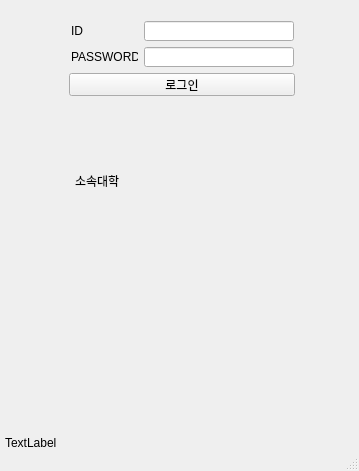
Above: PyQt4/main_window.ui from datalater/hufsgrade before the change. Below: the same form after it.
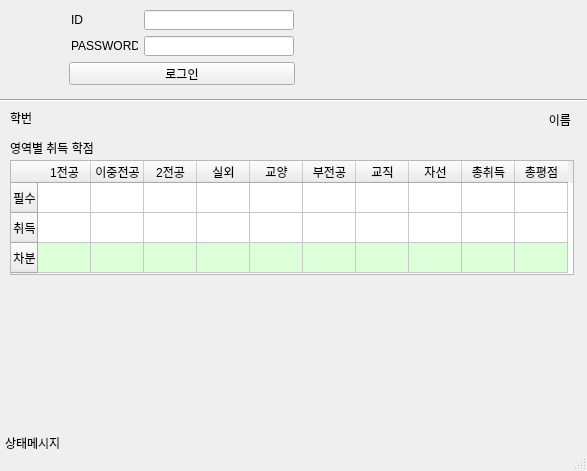
That is the form after the change.

Commit message: TableWidget first finished

What changed in the file:
```diff
--- a/PyQt4/main_window.ui
+++ b/PyQt4/main_window.ui
@@ -6,7 +6,7 @@
    <rect>
     <x>0</x>
     <y>0</y>
-    <width>359</width>
+    <width>587</width>
     <height>471</height>
    </rect>
   </property>
@@ -17,14 +17,14 @@
    <widget class="QLabel" name="label_3">
     <property name="geometry">
      <rect>
-      <x>75</x>
-      <y>175</y>
-      <width>56</width>
-      <height>12</height>
+      <x>10</x>
+      <y>110</y>
+      <width>71</width>
+      <height>16</height>
      </rect>
     </property>
     <property name="text">
-     <string>소속대학</string>
+     <string>학번</string>
     </property>
    </widget>
    <widget class="QLabel" name="label_4">
@@ -37,14 +37,14 @@
      </rect>
     </property>
     <property name="text">
-     <string>TextLabel</string>
+     <string>상태메시지</string>
     </property>
    </widget>
    <widget class="QLabel" name="label_2">
     <property name="geometry">
      <rect>
       <x>71</x>
-      <y>47</y>
+      <y>36</y>
       <width>67</width>
       <height>20</height>
      </rect>
@@ -57,7 +57,7 @@
     <property name="geometry">
      <rect>
       <x>144</x>
-      <y>47</y>
+      <y>36</y>
       <width>150</width>
       <height>20</height>
      </rect>
@@ -73,7 +73,7 @@
     <property name="geometry">
      <rect>
       <x>69</x>
-      <y>73</y>
+      <y>62</y>
       <width>226</width>
       <height>23</height>
      </rect>
@@ -86,7 +86,7 @@
     <property name="geometry">
      <rect>
       <x>71</x>
-      <y>21</y>
+      <y>10</y>
       <width>20</width>
       <height>20</height>
      </rect>
@@ -99,12 +99,507 @@
     <property name="geometry">
      <rect>
       <x>144</x>
-      <y>21</y>
+      <y>10</y>
       <width>150</width>
       <height>20</height>
      </rect>
     </property>
    </widget>
+   <widget class="Line" name="line">
+    <property name="geometry">
+     <rect>
+      <x>0</x>
+      <y>90</y>
+      <width>587</width>
+      <height>20</height>
+     </rect>
+    </property>
+    <property name="orientation">
+     <enum>Qt::Horizontal</enum>
+    </property>
+   </widget>
+   <widget class="QLabel" name="label_5">
+    <property name="geometry">
+     <rect>
+      <x>310</x>
+      <y>110</y>
+      <width>261</width>
+      <height>20</height>
+     </rect>
+    </property>
+    <property name="layoutDirection">
+     <enum>Qt::LeftToRight</enum>
+    </property>
+    <property name="text">
+     <string>이름</string>
+    </property>
+    <property name="alignment">
+     <set>Qt::AlignRight|Qt::AlignTrailing|Qt::AlignVCenter</set>
+    </property>
+   </widget>
+   <widget class="QLabel" name="label_6">
+    <property name="geometry">
+     <rect>
+      <x>10</x>
+      <y>140</y>
+      <width>191</width>
+      <height>16</height>
+     </rect>
+    </property>
+    <property name="text">
+     <string>영역별 취득 학점</string>
+    </property>
+   </widget>
+   <widget class="QTableWidget" name="tableWidget">
+    <property name="geometry">
+     <rect>
+      <x>10</x>
+      <y>160</y>
+      <width>564</width>
+      <height>115</height>
+     </rect>
+    </property>
+    <attribute name="horizontalHeaderVisible">
+     <bool>true</bool>
+    </attribute>
+    <attribute name="horizontalHeaderDefaultSectionSize">
+     <number>53</number>
+    </attribute>
+    <row>
+     <property name="text">
+      <string>필수</string>
+     </property>
+     <property name="textAlignment">
+      <set>AlignHCenter|AlignVCenter|AlignCenter</set>
+     </property>
+    </row>
+    <row>
+     <property name="text">
+      <string>취득</string>
+     </property>
+     <property name="textAlignment">
+      <set>AlignHCenter|AlignVCenter|AlignCenter</set>
+     </property>
+    </row>
+    <row>
+     <property name="text">
+      <string>차분</string>
+     </property>
+     <property name="textAlignment">
+      <set>AlignHCenter|AlignVCenter|AlignCenter</set>
+     </property>
+    </row>
+    <column>
+     <property name="text">
+      <string>1전공</string>
+     </property>
+     <property name="textAlignment">
+      <set>AlignHCenter|AlignVCenter|AlignCenter</set>
+     </property>
+    </column>
+    <column>
+     <property name="text">
+      <string>이중전공</string>
+     </property>
+     <property name="textAlignment">
+      <set>AlignHCenter|AlignVCenter|AlignCenter</set>
+     </property>
+    </column>
+    <column>
+     <property name="text">
+      <string>2전공</string>
+     </property>
+     <property name="textAlignment">
+      <set>AlignHCenter|AlignVCenter|AlignCenter</set>
+     </property>
+    </column>
+    <column>
+     <property name="text">
+      <string>실외</string>
+     </property>
+     <property name="textAlignment">
+      <set>AlignHCenter|AlignVCenter|AlignCenter</set>
+     </property>
+    </column>
+    <column>
+     <property name="text">
+      <string>교양</string>
+     </property>
+     <property name="textAlignment">
+      <set>AlignHCenter|AlignVCenter|AlignCenter</set>
+     </property>
+    </column>
+    <column>
+     <property name="text">
+      <string>부전공</string>
+     </property>
+     <property name="textAlignment">
+      <set>AlignHCenter|AlignVCenter|AlignCenter</set>
+     </property>
+    </column>
+    <column>
+     <property name="text">
+      <string>교직</string>
+     </property>
+     <property name="textAlignment">
+      <set>AlignHCenter|AlignVCenter|AlignCenter</set>
+     </property>
+    </column>
+    <column>
+     <property name="text">
+      <string>자선</string>
+     </property>
+     <property name="textAlignment">
+      <set>AlignHCenter|AlignVCenter|AlignCenter</set>
+     </property>
+    </column>
+    <column>
+     <property name="text">
+      <string>총취득</string>
+     </property>
+     <property name="textAlignment">
+      <set>AlignHCenter|AlignVCenter|AlignCenter</set>
+     </property>
+    </column>
+    <column>
+     <property name="text">
+      <string>총평점</string>
+     </property>
+     <property name="textAlignment">
+      <set>AlignHCenter|AlignVCenter|AlignCenter</set>
+     </property>
+    </column>
+    <item row="0" column="0">
+     <property name="text">
+      <string/>
+     </property>
+     <property name="textAlignment">
+      <set>AlignHCenter|AlignVCenter|AlignCenter</set>
+     </property>
+    </item>
+    <item row="0" column="1">
+     <property name="text">
+      <string/>
+     </property>
+     <property name="textAlignment">
+      <set>AlignHCenter|AlignVCenter|AlignCenter</set>
+     </property>
+    </item>
+    <item row="0" column="2">
+     <property name="text">
+      <string/>
+     </property>
+     <property name="textAlignment">
+      <set>AlignHCenter|AlignVCenter|AlignCenter</set>
+     </property>
+    </item>
+    <item row="0" column="3">
+     <property name="text">
+      <string/>
+     </property>
+     <property name="textAlignment">
+      <set>AlignHCenter|AlignVCenter|AlignCenter</set>
+     </property>
+    </item>
+    <item row="0" column="4">
+     <property name="text">
+      <string/>
+     </property>
+     <property name="textAlignment">
+      <set>AlignHCenter|AlignVCenter|AlignCenter</set>
+     </property>
+    </item>
+    <item row="0" column="5">
+     <property name="text">
+      <string/>
+     </property>
+     <property name="textAlignment">
+      <set>AlignHCenter|AlignVCenter|AlignCenter</set>
+     </property>
+    </item>
+    <item row="0" column="6">
+     <property name="text">
+      <string/>
+     </property>
+     <property name="textAlignment">
+      <set>AlignHCenter|AlignVCenter|AlignCenter</set>
+     </property>
+    </item>
+    <item row="0" column="7">
+     <property name="text">
+      <string/>
+     </property>
+     <property name="textAlignment">
+      <set>AlignHCenter|AlignVCenter|AlignCenter</set>
+     </property>
+    </item>
+    <item row="0" column="8">
+     <property name="text">
+      <string/>
+     </property>
+     <property name="textAlignment">
+      <set>AlignHCenter|AlignVCenter|AlignCenter</set>
+     </property>
+    </item>
+    <item row="0" column="9">
+     <property name="text">
+      <string/>
+     </property>
+     <property name="textAlignment">
+      <set>AlignHCenter|AlignVCenter|AlignCenter</set>
+     </property>
+    </item>
+    <item row="1" column="0">
+     <property name="text">
+      <string/>
+     </property>
+     <property name="textAlignment">
+      <set>AlignHCenter|AlignVCenter|AlignCenter</set>
+     </property>
+    </item>
+    <item row="1" column="1">
+     <property name="text">
+      <string/>
+     </property>
+     <property name="textAlignment">
+      <set>AlignHCenter|AlignVCenter|AlignCenter</set>
+     </property>
+    </item>
+    <item row="1" column="2">
+     <property name="text">
+      <string/>
+     </property>
+     <property name="textAlignment">
+      <set>AlignHCenter|AlignVCenter|AlignCenter</set>
+     </property>
+    </item>
+    <item row="1" column="3">
+     <property name="text">
+      <string/>
+     </property>
+     <property name="textAlignment">
+      <set>AlignHCenter|AlignVCenter|AlignCenter</set>
+     </property>
+    </item>
+    <item row="1" column="4">
+     <property name="text">
+      <string/>
+     </property>
+     <property name="textAlignment">
+      <set>AlignHCenter|AlignVCenter|AlignCenter</set>
+     </property>
+    </item>
+    <item row="1" column="5">
+     <property name="text">
+      <string/>
+     </property>
+     <property name="textAlignment">
+      <set>AlignHCenter|AlignVCenter|AlignCenter</set>
+     </property>
+    </item>
+    <item row="1" column="6">
+     <property name="text">
+      <string/>
+     </property>
+     <property name="textAlignment">
+      <set>AlignHCenter|AlignVCenter|AlignCenter</set>
+     </property>
+    </item>
+    <item row="1" column="7">
+     <property name="text">
+      <string/>
+     </property>
+     <property name="textAlignment">
+      <set>AlignHCenter|AlignVCenter|AlignCenter</set>
+     </property>
+    </item>
+    <item row="1" column="8">
+     <property name="text">
+      <string/>
+     </property>
+     <property name="textAlignment">
+      <set>AlignHCenter|AlignVCenter|AlignCenter</set>
+     </property>
+    </item>
+    <item row="1" column="9">
+     <property name="text">
+      <string/>
+     </property>
+     <property name="textAlignment">
+      <set>AlignHCenter|AlignVCenter|AlignCenter</set>
+     </property>
+    </item>
+    <item row="2" column="0">
+     <property name="text">
+      <string/>
+     </property>
+     <property name="textAlignment">
+      <set>AlignHCenter|AlignVCenter|AlignCenter</set>
+     </property>
+     <property name="background">
+      <brush brushstyle="SolidPattern">
+       <color alpha="255">
+        <red>220</red>
+        <green>255</green>
+        <blue>217</blue>
+       </color>
+      </brush>
+     </property>
+    </item>
+    <item row="2" column="1">
+     <property name="text">
+      <string/>
+     </property>
+     <property name="textAlignment">
+      <set>AlignHCenter|AlignVCenter|AlignCenter</set>
+     </property>
+     <property name="background">
+      <brush brushstyle="SolidPattern">
+       <color alpha="255">
+        <red>220</red>
+        <green>255</green>
+        <blue>217</blue>
+       </color>
+      </brush>
+     </property>
+    </item>
+    <item row="2" column="2">
+     <property name="text">
+      <string/>
+     </property>
+     <property name="textAlignment">
+      <set>AlignHCenter|AlignVCenter|AlignCenter</set>
+     </property>
+     <property name="background">
+      <brush brushstyle="SolidPattern">
+       <color alpha="255">
+        <red>220</red>
+        <green>255</green>
+        <blue>217</blue>
+       </color>
+      </brush>
+     </property>
+    </item>
+    <item row="2" column="3">
+     <property name="text">
+      <string/>
+     </property>
+     <property name="textAlignment">
+      <set>AlignHCenter|AlignVCenter|AlignCenter</set>
+     </property>
+     <property name="background">
+      <brush brushstyle="SolidPattern">
+       <color alpha="255">
+        <red>220</red>
+        <green>255</green>
+        <blue>217</blue>
+       </color>
+      </brush>
+     </property>
+    </item>
+    <item row="2" column="4">
+     <property name="text">
+      <string/>
+     </property>
+     <property name="textAlignment">
+      <set>AlignHCenter|AlignVCenter|AlignCenter</set>
+     </property>
+     <property name="background">
+      <brush brushstyle="SolidPattern">
+       <color alpha="255">
+        <red>220</red>
+        <green>255</green>
+        <blue>217</blue>
+       </color>
+      </brush>
+     </property>
+    </item>
+    <item row="2" column="5">
+     <property name="text">
+      <string/>
+     </property>
+     <property name="textAlignment">
+      <set>AlignHCenter|AlignVCenter|AlignCenter</set>
+     </property>
+     <property name="background">
+      <brush brushstyle="SolidPattern">
+       <color alpha="255">
+        <red>220</red>
+        <green>255</green>
+        <blue>217</blue>
+       </color>
+      </brush>
+     </property>
+    </item>
+    <item row="2" column="6">
+     <property name="text">
+      <string/>
+     </property>
+     <property name="textAlignment">
+      <set>AlignHCenter|AlignVCenter|AlignCenter</set>
+     </property>
+     <property name="background">
+      <brush brushstyle="SolidPattern">
+       <color alpha="255">
+        <red>220</red>
+        <green>255</green>
+        <blue>217</blue>
+       </color>
+      </brush>
+     </property>
+    </item>
+    <item row="2" column="7">
+     <property name="text">
+      <string/>
+     </property>
+     <property name="textAlignment">
+      <set>AlignHCenter|AlignVCenter|AlignCenter</set>
+     </property>
+     <property name="background">
+      <brush brushstyle="SolidPattern">
+       <color alpha="255">
+        <red>220</red>
+        <green>255</green>
+        <blue>217</blue>
+       </color>
+      </brush>
+     </property>
+    </item>
+    <item row="2" column="8">
+     <property name="text">
+      <string/>
+     </property>
+     <property name="textAlignment">
+      <set>AlignHCenter|AlignVCenter|AlignCenter</set>
+     </property>
+     <property name="background">
+      <brush brushstyle="SolidPattern">
+       <color alpha="255">
+        <red>220</red>
+        <green>255</green>
+        <blue>217</blue>
+       </color>
+      </brush>
+     </property>
+    </item>
+    <item row="2" column="9">
+     <property name="text">
+      <string/>
+     </property>
+     <property name="textAlignment">
+      <set>AlignHCenter|AlignVCenter|AlignCenter</set>
+     </property>
+     <property name="background">
+      <brush brushstyle="SolidPattern">
+       <color alpha="255">
+        <red>220</red>
+        <green>255</green>
+        <blue>217</blue>
+       </color>
+      </brush>
+     </property>
+    </item>
+   </widget>
   </widget>
   <widget class="QMenuBar" name="menubar">
    <property name="geometry">
```
Left out of the diff: 2 changed lines with no effect on the pictures. The commit also changes 3 other files.
